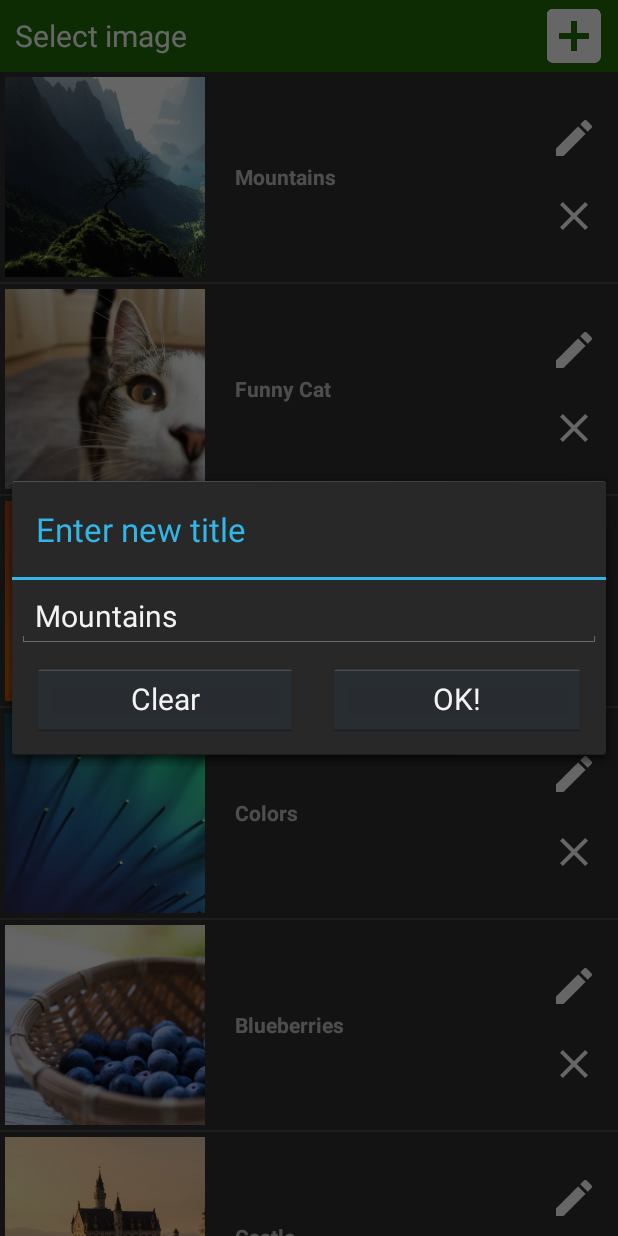
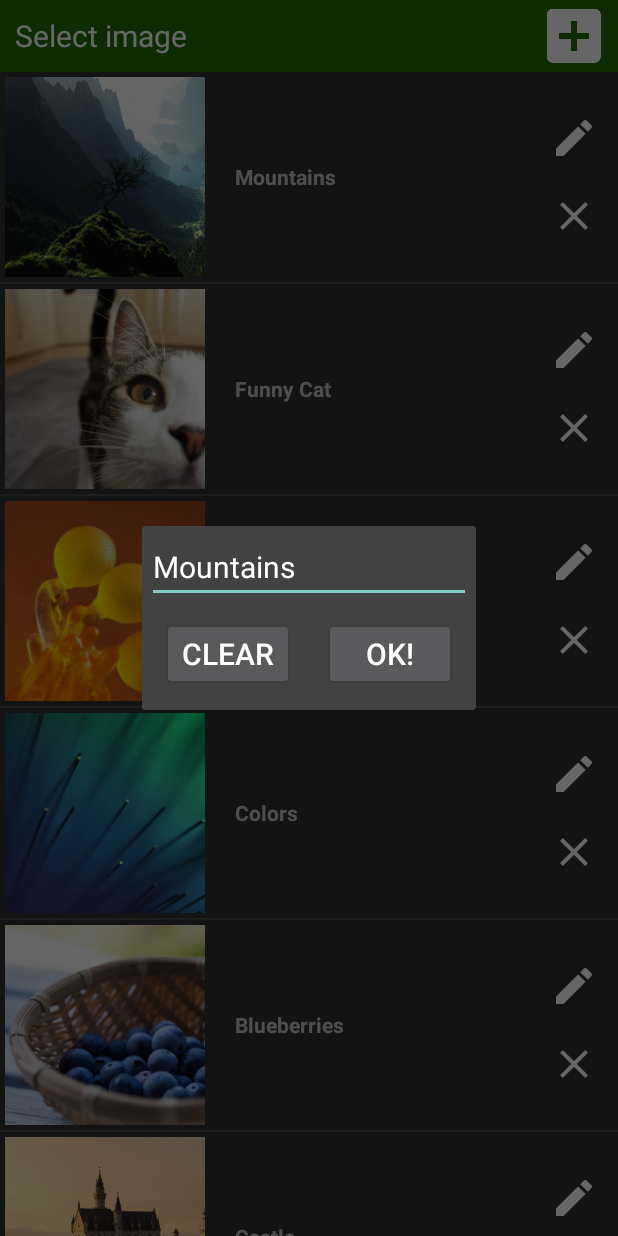
Before and after one commit to Raenar4k/Simple15, an Android app: the ListActivity screen opened directly, with no data from a screen before it, after a tap on an icon or button, on a phone screen of 412 x 824 dp. Run offline under Robolectric (Android 15) with nearby library versions, the phone set to English and light mode, and no system bars; our stand-ins replace Picasso; pictures from the network do not load.

Commit message:
editDialog now uses AppCompat theme

```diff
--- a/app/src/main/java/com/RaenarApps/Game15/adapter/ImageAdapter.java
+++ b/app/src/main/java/com/RaenarApps/Game15/adapter/ImageAdapter.java
@@ -69,7 +69,7 @@ public class ImageAdapter extends BaseAdapter {
             editButton = (ImageButton) findViewById(R.id.editButton);
             deleteButton = (ImageButton) findViewById(R.id.deleteButton);
 
-            ContextThemeWrapper wrapper = new ContextThemeWrapper(context, android.R.style.Theme_Holo_Dialog);
+            ContextThemeWrapper wrapper = new ContextThemeWrapper(context, R.style.MyAppCompatDialog);
             editDialog = new Dialog(wrapper);
             editDialog.setContentView(R.layout.edit_dialog);
             editDialog.setTitle(wrapper.getString(R.string.item_edit_Title));
--- a/app/src/main/res/values/dialogStyle.xml
+++ b/app/src/main/res/values/dialogStyle.xml
@@ -1,6 +1,5 @@
 <?xml version="1.0" encoding="utf-8"?>
 <resources>
-    <style name="dialogStyle" parent="@android:style/Theme.DeviceDefault.Light.Dialog">
-
-    </style>
+        <style name="MyAppCompatDialog" parent="Theme.AppCompat.Dialog">
+        </style>
 </resources>
```
